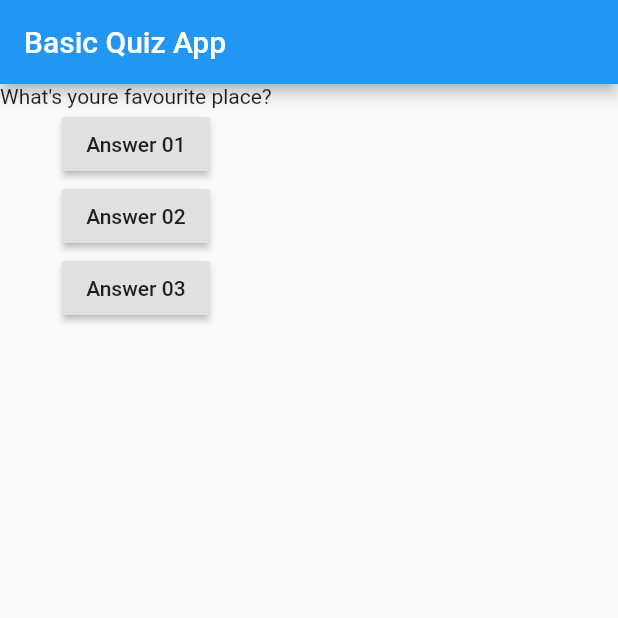
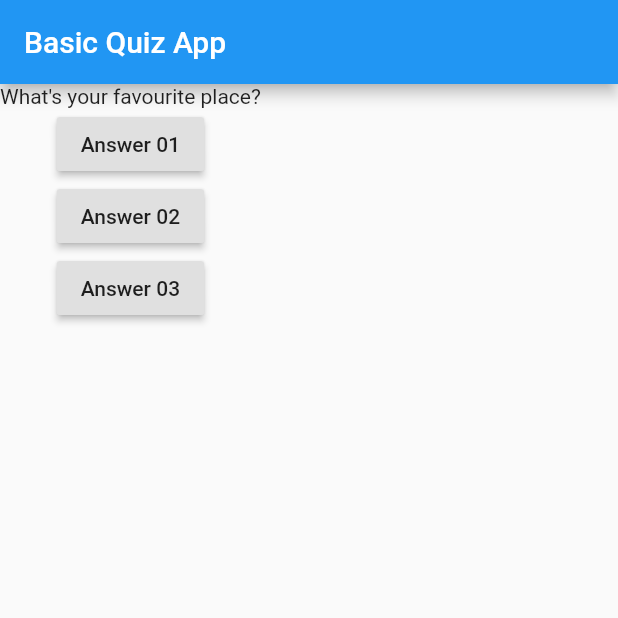
Before and after one commit to Vatsa0408/Flutter_Tutorials, a Flutter app: the screen it shows after launch, after a tap on "Answer 01", on a phone screen of 412 x 824 dp, the top half of it. Run offline on Flutter 3.47's test engine with Material 2 defaults, Android fonts, the phone set to English and light mode, and no system bars.

Commit message:
fixed bug. Works fine

```diff
--- a/chapter2/lib/main.dart
+++ b/chapter2/lib/main.dart
@@ -15,6 +15,9 @@
   void answerQuestion() {
     setState(() {
       questionIndex = questionIndex + 1;
+      if (questionIndex == 3) {
+        questionIndex = 0;
+      }
     });
 
     print(questionIndex);
@@ -24,7 +27,8 @@
   Widget build(BuildContext context) {
     var questions = [
       'What\'s your favourite color?',
-      'What\'s youre favourite place?'
+      'What\'s your favourite place?',
+      'What\'s your favourite animal?'
     ];
     return MaterialApp(
       home: Scaffold(
```
